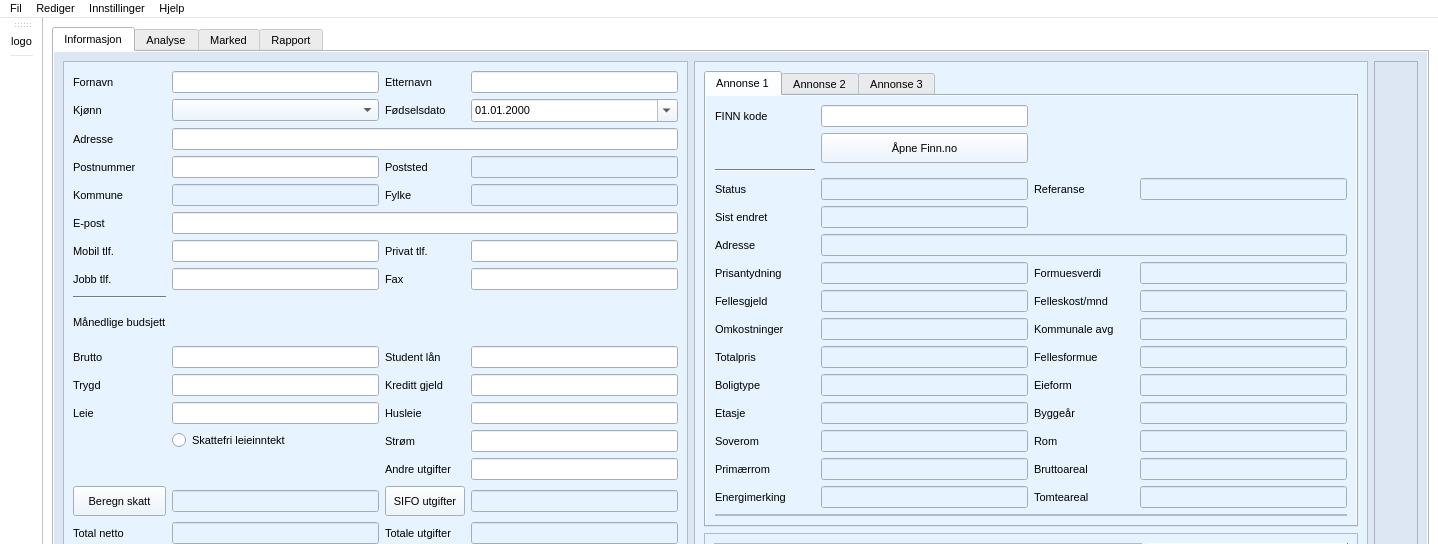
Above: source/ui/views/forms/home_form.ui from seemir/stressa before the change; both pictures show x 0 to 1438 and y 0 to 544 of the 1438 by 806 pixel window. Below: the same form after it.
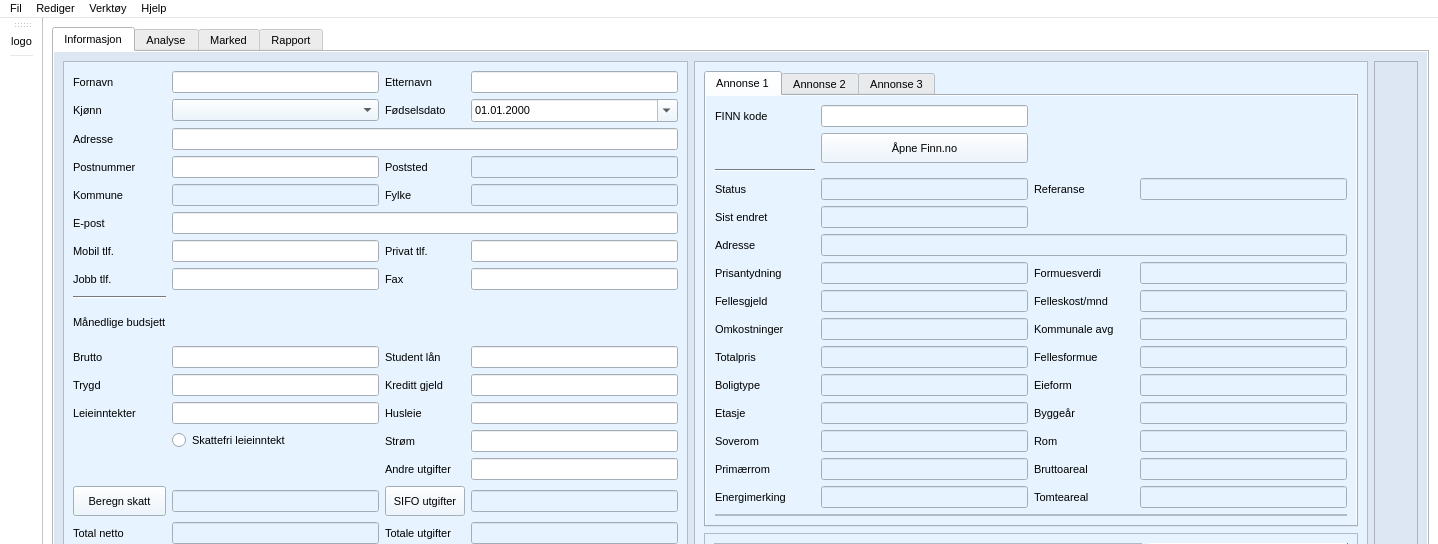
That is the form after the change. Icons and pictures are not drawn.

What changed in the file:
```diff
--- a/source/ui/views/forms/home_form.ui
+++ b/source/ui/views/forms/home_form.ui
@@ -2905,7 +2905,7 @@
            <item row="15" column="0">
             <widget class="QLabel" name="label_leieinntekt">
              <property name="text">
-              <string>Leie</string>
+              <string>Leieinntekter</string>
              </property>
              <property name="buddy">
               <cstring>line_edit_leieinntekt</cstring>
@@ -8287,9 +8287,9 @@
     <addaction name="action_lim_inn"/>
     <addaction name="action_slett"/>
    </widget>
-   <widget class="QMenu" name="menu_innstillinger">
+   <widget class="QMenu" name="menu_verktoy">
     <property name="title">
-     <string>Innstillinger</string>
+     <string>Verktøy</string>
     </property>
    </widget>
    <widget class="QMenu" name="menu_hjelp">
@@ -8300,7 +8300,7 @@
    </widget>
    <addaction name="menu_fil"/>
    <addaction name="menu_rediger"/>
-   <addaction name="menu_innstillinger"/>
+   <addaction name="menu_verktoy"/>
    <addaction name="menu_hjelp"/>
   </widget>
   <widget class="QToolBar" name="tool_bar">
```
Left out of the diff: 556 changed lines with no effect on the pictures.
